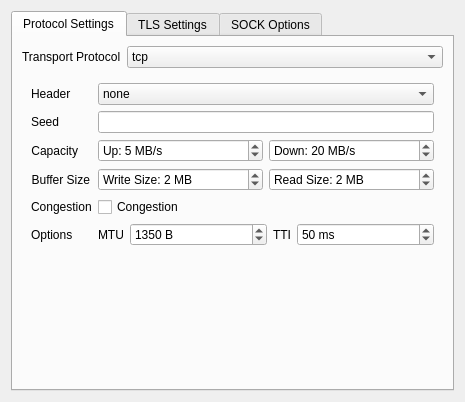
Before: the Qt Designer form src/ui/widgets/widgets/StreamSettingsWidget.ui in Zhehao-w/Qv2ray-Z, drawn with Qt 5.
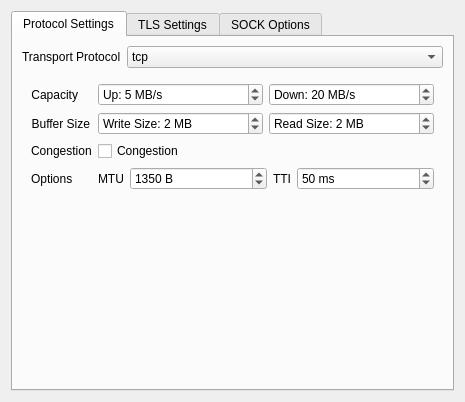
After: the same form once the commit is applied. The open tabs and pages were chosen to show the change.

Commit message: Remove legacy mKCP header and seed controls

```diff
--- a/src/ui/widgets/widgets/StreamSettingsWidget.ui
+++ b/src/ui/widgets/widgets/StreamSettingsWidget.ui
@@ -256,63 +256,6 @@
          <widget class="QWidget" name="mKCPStackPage">
           <layout class="QFormLayout" name="formLayout_5">
            <item row="0" column="0">
-            <widget class="QLabel" name="label_16">
-             <property name="text">
-              <string>Header</string>
-             </property>
-            </widget>
-           </item>
-           <item row="0" column="1">
-            <widget class="QComboBox" name="kcpHeaderType">
-             <property name="sizePolicy">
-              <sizepolicy hsizetype="MinimumExpanding" vsizetype="Fixed">
-               <horstretch>0</horstretch>
-               <verstretch>0</verstretch>
-              </sizepolicy>
-             </property>
-             <item>
-              <property name="text">
-               <string notr="true">none</string>
-              </property>
-             </item>
-             <item>
-              <property name="text">
-               <string notr="true">srtp</string>
-              </property>
-             </item>
-             <item>
-              <property name="text">
-               <string notr="true">utp</string>
-              </property>
-             </item>
-             <item>
-              <property name="text">
-               <string notr="true">wechat-video</string>
-              </property>
-             </item>
-             <item>
-              <property name="text">
-               <string notr="true">dtls</string>
-              </property>
-             </item>
-             <item>
-              <property name="text">
-               <string notr="true">wireguard</string>
-              </property>
-             </item>
-            </widget>
-           </item>
-           <item row="1" column="0">
-            <widget class="QLabel" name="label_13">
-             <property name="text">
-              <string>Seed</string>
-             </property>
-            </widget>
-           </item>
-           <item row="1" column="1">
-            <widget class="QLineEdit" name="kcpSeedTxt"/>
-           </item>
-           <item row="2" column="0">
             <widget class="QLabel" name="label_23">
              <property name="text">
               <string>Capacity</string>
@@ -322,7 +265,7 @@
              </property>
             </widget>
            </item>
-           <item row="2" column="1">
+           <item row="0" column="1">
             <layout class="QHBoxLayout" name="horizontalLayout_5" stretch="1,1">
              <item>
               <widget class="QSpinBox" name="kcpUploadCapacSB">
@@ -364,7 +307,7 @@
              </item>
             </layout>
            </item>
-           <item row="3" column="0">
+           <item row="1" column="0">
             <widget class="QLabel" name="label_22">
              <property name="text">
               <string>Buffer Size</string>
@@ -374,7 +317,7 @@
              </property>
             </widget>
            </item>
-           <item row="3" column="1">
+           <item row="1" column="1">
             <layout class="QHBoxLayout" name="horizontalLayout_6" stretch="1,1">
              <item>
               <widget class="QSpinBox" name="kcpWriteBufferSB">
@@ -410,28 +353,28 @@
              </item>
             </layout>
            </item>
-           <item row="4" column="0">
+           <item row="2" column="0">
             <widget class="QLabel" name="label_24">
              <property name="text">
               <string>Congestion</string>
              </property>
             </widget>
            </item>
-           <item row="4" column="1">
+           <item row="2" column="1">
             <widget class="QCheckBox" name="kcpCongestionCB">
              <property name="text">
               <string>Congestion</string>
              </property>
             </widget>
            </item>
-           <item row="5" column="0">
+           <item row="3" column="0">
             <widget class="QLabel" name="label_15">
              <property name="text">
               <string>Options</string>
              </property>
             </widget>
            </item>
-           <item row="5" column="1">
+           <item row="3" column="1">
             <layout class="QHBoxLayout" name="horizontalLayout_3">
              <item>
               <widget class="QLabel" name="label_8">
```
